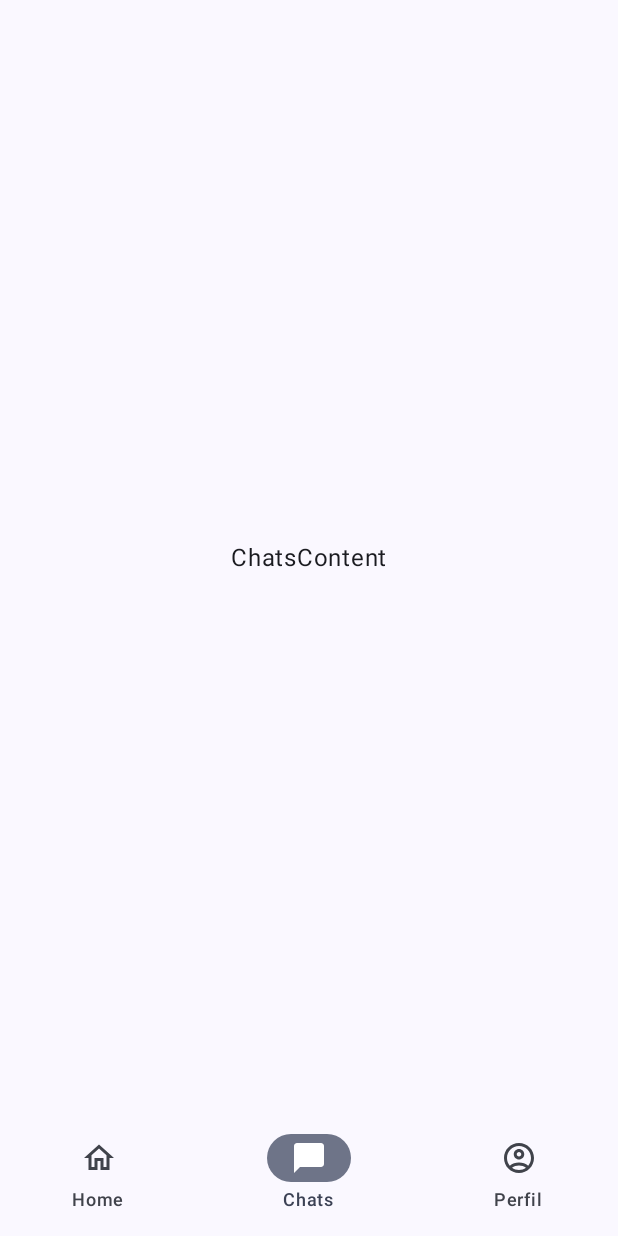
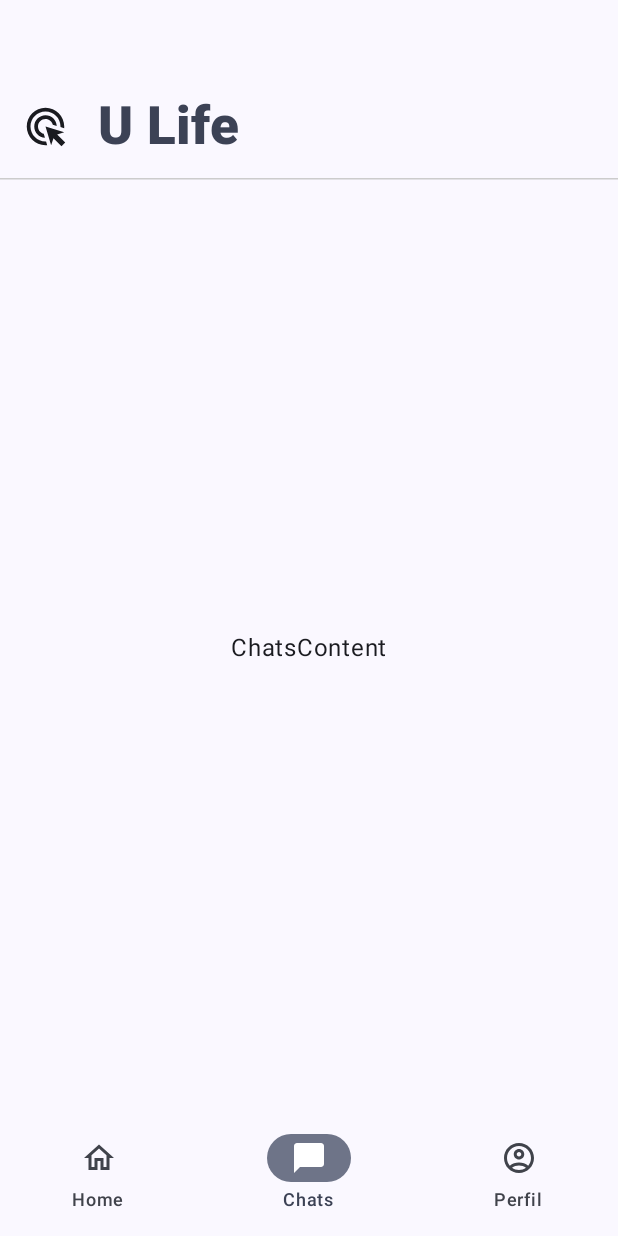
Before and after one commit to ReiLennux/U_life, an Android app built with Jetpack Compose: the screen it shows after launch (MainActivity), item 2 of the bottom bar chosen, on a phone screen of 412 x 824 dp. Run offline under Robolectric (Android 15) with nearby library versions, the light colour scheme and no system bars; our stand-ins replace Dagger/Hilt's generated code.

Commit message:
add TopBar

```diff
--- a/app/src/main/java/mx/com/u_life/presentation/navigation/BottomNavigationItems.kt
+++ b/app/src/main/java/mx/com/u_life/presentation/navigation/BottomNavigationItems.kt
@@ -1,7 +1,24 @@
 package mx.com.u_life.presentation.navigation
 
+import androidx.compose.animation.AnimatedVisibility
+import androidx.compose.animation.expandVertically
+import androidx.compose.animation.fadeIn
+import androidx.compose.animation.fadeOut
+import androidx.compose.animation.shrinkVertically
+import androidx.compose.animation.slideInVertically
+import androidx.compose.animation.slideOutVertically
+import androidx.compose.foundation.background
+import androidx.compose.foundation.layout.Box
+import androidx.compose.foundation.layout.Row
+import androidx.compose.foundation.layout.Spacer
+import androidx.compose.foundation.layout.fillMaxWidth
+import androidx.compose.foundation.layout.height
+import androidx.compose.foundation.layout.padding
+import androidx.compose.foundation.layout.size
+import androidx.compose.foundation.layout.width
 import androidx.compose.material.icons.Icons
 import androidx.compose.material.icons.filled.AccountCircle
+import androidx.compose.material.icons.filled.AdsClick
 import androidx.compose.material.icons.filled.ChatBubble
 import androidx.compose.material.icons.filled.Home
 import androidx.compose.material.icons.outlined.AccountCircle
@@ -9,6 +26,7 @@ import androidx.compose.material.icons.outlined.ChatBubbleOutline
 import androidx.compose.material.icons.outlined.Home
 import androidx.compose.material3.Badge
 import androidx.compose.material3.BadgedBox
+import androidx.compose.material3.HorizontalDivider
 import androidx.compose.material3.Icon
 import androidx.compose.material3.MaterialTheme
 import androidx.compose.material3.NavigationBar
@@ -16,7 +34,14 @@ import androidx.compose.material3.NavigationBarItem
 import androidx.compose.material3.Text
 import androidx.compose.runtime.Composable
 import androidx.compose.runtime.getValue
+import androidx.compose.ui.Alignment
+import androidx.compose.ui.Modifier
+import androidx.compose.ui.graphics.Color
 import androidx.compose.ui.graphics.vector.ImageVector
+import androidx.compose.ui.text.font.FontWeight
+import androidx.compose.ui.tooling.preview.Preview
+import androidx.compose.ui.unit.dp
+import androidx.compose.ui.unit.sp
 import androidx.navigation.NavDestination.Companion.hierarchy
 import androidx.navigation.NavHostController
 import androidx.navigation.compose.currentBackStackEntryAsState
@@ -64,9 +89,48 @@ fun BottomNavBar(navController: NavHostController) {
 
 }
 
+@Preview
 @Composable
-fun TopAppBar() {
-    /*TODO: Lenn*/
+fun TopAppBar(visible : Boolean = true) {
+    AnimatedVisibility(
+        visible = visible,
+        enter = slideInVertically() + expandVertically() + fadeIn(),
+        exit = slideOutVertically() + shrinkVertically() + fadeOut()
+    ) {
+        Box(
+            modifier = Modifier
+                .fillMaxWidth()
+                .height(120.dp)
+                .background(MaterialTheme.colorScheme.background),
+            contentAlignment = Alignment.BottomStart
+        ) {
+            Row(
+                modifier = Modifier.padding(15.dp),
+                verticalAlignment = Alignment.CenterVertically
+            ) {
+                Icon(
+                    imageVector = Icons.Filled.AdsClick,
+                    contentDescription = "app-icon",
+                    Modifier.size(30.dp)
+                )
+                Spacer(modifier = Modifier.width(20.dp))
+                Text(
+                    "U Life",
+                    color = MaterialTheme.colorScheme.secondary,
+                    fontSize = 35.sp,
+                    fontWeight = FontWeight.Black
+                )
+            }
+            HorizontalDivider(
+                modifier = Modifier
+                    .padding(top = 10.dp)
+                    .fillMaxWidth()
+                    .height(1.dp),
+                color = Color.LightGray
+            )
+
+        }
+    }
 }
 
 data class NavigationItems(
--- a/app/src/main/java/mx/com/u_life/presentation/screens/MainScreen.kt
+++ b/app/src/main/java/mx/com/u_life/presentation/screens/MainScreen.kt
@@ -3,8 +3,10 @@ package mx.com.u_life.presentation.screens
 import androidx.compose.foundation.layout.padding
 import androidx.compose.material3.Scaffold
 import androidx.compose.runtime.Composable
+import androidx.compose.runtime.getValue
 import androidx.compose.ui.Modifier
 import androidx.compose.ui.tooling.preview.Preview
+import androidx.navigation.compose.currentBackStackEntryAsState
 import androidx.navigation.compose.rememberNavController
 import mx.com.u_life.presentation.enums.Routes
 import mx.com.u_life.presentation.navigation.BottomNavBar
@@ -20,25 +22,31 @@ fun MainScreen() {
     AppContent()
 }
 
+@Preview
 @Composable
 fun AppContent() {
     val navController = rememberNavController()
+    val navBackStackEntry by navController.currentBackStackEntryAsState()
+    val currentRoute = navBackStackEntry?.destination?.route
+
     Scaffold(
-        topBar = { TopAppBar() },
-        bottomBar = { BottomNavBar( navController ) },
+        topBar = {
+                    TopAppBar(visible = currentRoute != Routes.HOME.name )
+        },
+        bottomBar = { BottomNavBar(navController) },
     ) { paddingValues ->
         NavHost(
             navController = navController,
             startDestination = Routes.HOME.name,
             modifier = Modifier.padding(paddingValues)
         ) {
-            composable(route = Routes.HOME.name){
+            composable(route = Routes.HOME.name) {
                 HomeScreen()
             }
-            composable(route = Routes.CHATS.name){
+            composable(route = Routes.CHATS.name) {
                 ChatsScreen()
             }
-            composable(route = Routes.PROFILE.name){
+            composable(route = Routes.PROFILE.name) {
                 ProfileScreen()
             }
         }
```
